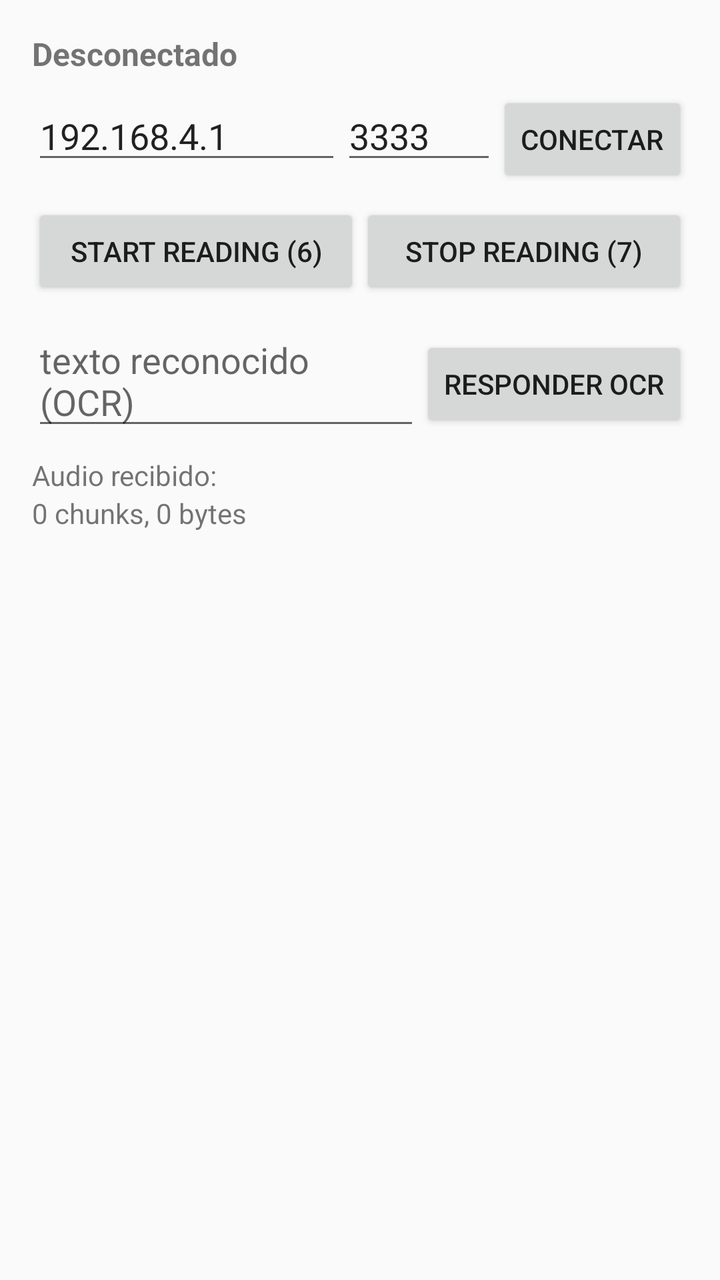
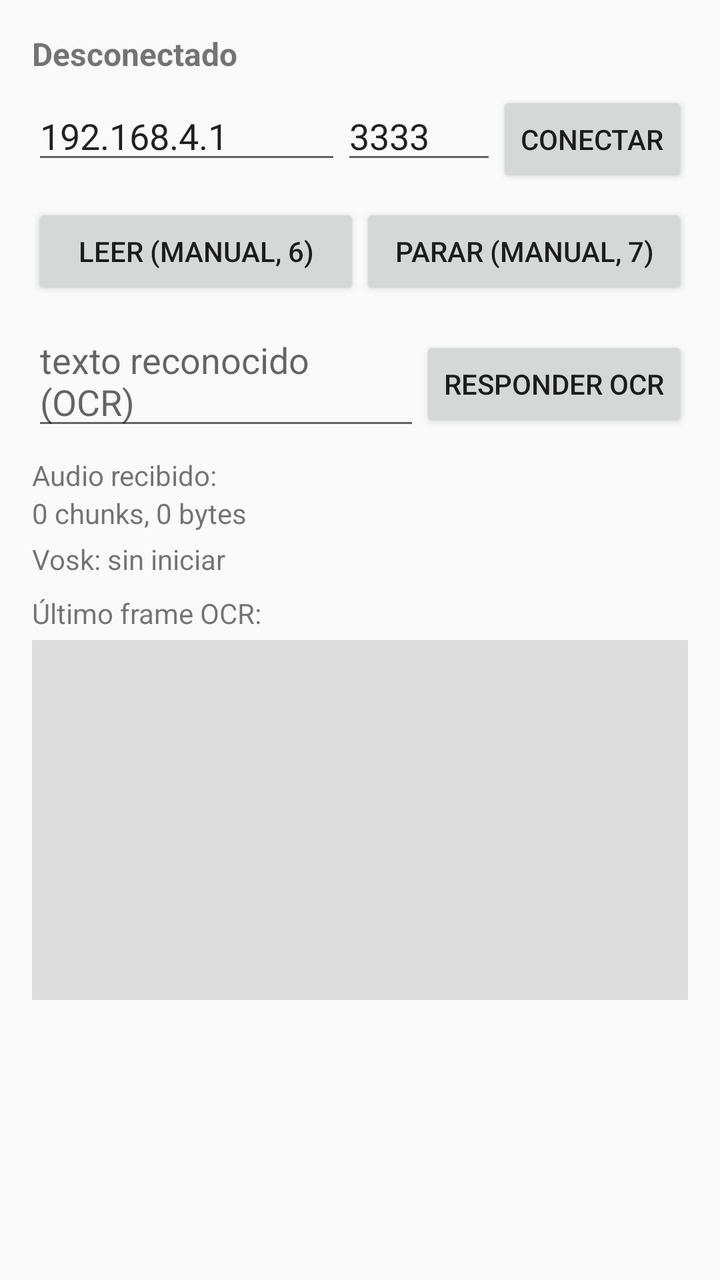

Before-and-after screenshots of an Android layout around one commit, followed by the original layout XML and the change that was made.
<!-- AndroidManifest.xml: application theme android:Theme.Material.Light -->
<!-- res/layout/activity_main.xml -->
<?xml version="1.0" encoding="utf-8"?>
<LinearLayout xmlns:android="http://schemas.android.com/apk/res/android"
    android:layout_width="match_parent"
    android:layout_height="match_parent"
    android:orientation="vertical"
    android:padding="16dp">

    <TextView
        android:id="@+id/statusText"
        android:layout_width="match_parent"
        android:layout_height="wrap_content"
        android:text="Desconectado"
        android:textStyle="bold"
        android:textSize="16sp" />

    <LinearLayout
        android:layout_width="match_parent"
        android:layout_height="wrap_content"
        android:orientation="horizontal"
        android:layout_marginTop="8dp">

        <EditText
            android:id="@+id/hostInput"
            android:layout_width="0dp"
            android:layout_height="wrap_content"
            android:layout_weight="2"
            android:text="192.168.4.1"
            android:inputType="text" />

        <EditText
            android:id="@+id/portInput"
            android:layout_width="0dp"
            android:layout_height="wrap_content"
            android:layout_weight="1"
            android:text="3333"
            android:inputType="number" />

        <Button
            android:id="@+id/connectButton"
            android:layout_width="wrap_content"
            android:layout_height="wrap_content"
            android:text="Conectar" />
    </LinearLayout>

    <LinearLayout
        android:layout_width="match_parent"
        android:layout_height="wrap_content"
        android:orientation="horizontal"
        android:layout_marginTop="8dp">

        <Button
            android:id="@+id/startReadingButton"
            android:layout_width="0dp"
            android:layout_height="wrap_content"
            android:layout_weight="1"
            android:text="start reading (6)" />

        <Button
            android:id="@+id/stopReadingButton"
            android:layout_width="0dp"
            android:layout_height="wrap_content"
            android:layout_weight="1"
            android:text="stop reading (7)" />
    </LinearLayout>

    <LinearLayout
        android:layout_width="match_parent"
        android:layout_height="wrap_content"
        android:orientation="horizontal"
        android:layout_marginTop="8dp">

        <EditText
            android:id="@+id/ocrTextInput"
            android:layout_width="0dp"
            android:layout_height="wrap_content"
            android:layout_weight="1"
            android:hint="texto reconocido (OCR)" />

        <Button
            android:id="@+id/ocrReplyButton"
            android:layout_width="wrap_content"
            android:layout_height="wrap_content"
            android:text="Responder OCR" />
    </LinearLayout>

    <TextView
        android:layout_width="match_parent"
        android:layout_height="wrap_content"
        android:layout_marginTop="8dp"
        android:text="Audio recibido:" />

    <TextView
        android:id="@+id/audioStatsText"
        android:layout_width="match_parent"
        android:layout_height="wrap_content"
        android:text="0 chunks, 0 bytes" />

    <ScrollView
        android:layout_width="match_parent"
        android:layout_height="0dp"
        android:layout_weight="1"
        android:layout_marginTop="8dp">

        <TextView
            android:id="@+id/logText"
            android:layout_width="match_parent"
            android:layout_height="wrap_content"
            android:fontFamily="monospace"
            android:textIsSelectable="true"
            android:textSize="12sp" />
    </ScrollView>

</LinearLayout>
<!-- resources referenced by this layout -->
<resources>

</resources>

<!-- the commit's change to res/layout/activity_main.xml (unified diff, before → after) -->
@@ -53,14 +53,14 @@
             android:layout_width="0dp"
             android:layout_height="wrap_content"
             android:layout_weight="1"
-            android:text="start reading (6)" />
+            android:text="leer (manual, 6)" />
 
         <Button
             android:id="@+id/stopReadingButton"
             android:layout_width="0dp"
             android:layout_height="wrap_content"
             android:layout_weight="1"
-            android:text="stop reading (7)" />
+            android:text="parar (manual, 7)" />
     </LinearLayout>
 
     <LinearLayout
@@ -95,6 +95,28 @@
         android:layout_height="wrap_content"
         android:text="0 chunks, 0 bytes" />
 
+    <TextView
+        android:id="@+id/voiceStatusText"
+        android:layout_width="match_parent"
+        android:layout_height="wrap_content"
+        android:layout_marginTop="4dp"
+        android:text="Vosk: sin iniciar" />
+
+    <TextView
+        android:layout_width="match_parent"
+        android:layout_height="wrap_content"
+        android:layout_marginTop="8dp"
+        android:text="Último frame OCR:" />
+
+    <ImageView
+        android:id="@+id/ocrPreviewImage"
+        android:layout_width="match_parent"
+        android:layout_height="180dp"
+        android:layout_marginTop="4dp"
+        android:background="#DDDDDD"
+        android:scaleType="fitCenter"
+        android:contentDescription="Último frame capturado para OCR" />
+
     <ScrollView
         android:layout_width="match_parent"
         android:layout_height="0dp"
